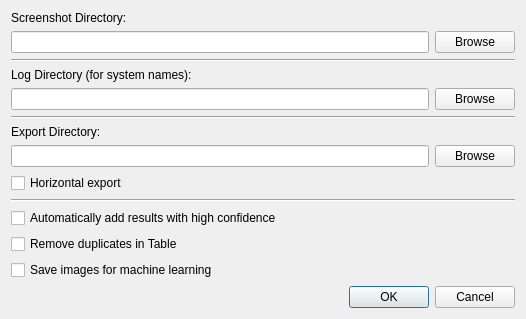
This is settingsUI.ui in seeebek/EliteOCR as Qt 5 draws it before an edit. The edited form follows.
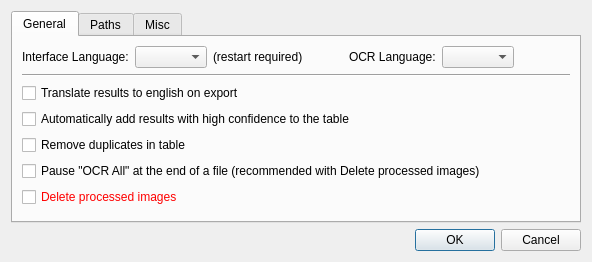
This is the edited form. Icons and pictures are not drawn.

```diff
--- a/settingsUI.ui
+++ b/settingsUI.ui
@@ -9,8 +9,8 @@
    <rect>
     <x>0</x>
     <y>0</y>
-    <width>526</width>
-    <height>312</height>
+    <width>592</width>
+    <height>262</height>
    </rect>
   </property>
   <property name="windowTitle">
@@ -20,8 +20,157 @@
    <iconset resource="res.qrc">
     <normaloff>:/ico/icon.ico</normaloff>:/ico/icon.ico</iconset>
   </property>
+  <layout class="QVBoxLayout" name="verticalLayout_3">
+   <item>
+    <widget class="QTabWidget" name="tabWidget">
+     <property name="currentIndex">
+      <number>0</number>
+     </property>
+     <widget class="QWidget" name="tab">
+      <attribute name="title">
+       <string>General</string>
+      </attribute>
+      <layout class="QVBoxLayout" name="verticalLayout_4">
+       <item>
+        <layout class="QHBoxLayout" name="horizontalLayout_4">
+         <item>
+          <widget class="QLabel" name="label_4">
+           <property name="text">
+            <string>Interface Language:</string>
+           </property>
+          </widget>
+         </item>
+         <item>
+          <widget class="QComboBox" name="ui_language"/>
+         </item>
+         <item>
+          <widget class="QLabel" name="label_6">
+           <property name="text">
+            <string>(restart required)</string>
+           </property>
+          </widget>
+         </item>
+         <item>
+          <spacer name="horizontalSpacer_2">
+           <property name="orientation">
+            <enum>Qt::Horizontal</enum>
+           </property>
+           <property name="sizeType">
+            <enum>QSizePolicy::Fixed</enum>
+           </property>
+           <property name="sizeHint" stdset="0">
+            <size>
+             <width>40</width>
+             <height>20</height>
+            </size>
+           </property>
+          </spacer>
+         </item>
+         <item>
+          <widget class="QLabel" name="label_5">
+           <property name="enabled">
+            <bool>true</bool>
+           </property>
+           <property name="text">
+            <string>OCR Language:</string>
+           </property>
+          </widget>
+         </item>
+         <item>
+          <widget class="QComboBox" name="ocr_language">
+           <property name="enabled">
+            <bool>true</bool>
+           </property>
+          </widget>
+         </item>
+         <item>
+          <spacer name="horizontalSpacer">
+           <property name="orientation">
+            <enum>Qt::Horizontal</enum>
+           </property>
+           <property name="sizeHint" stdset="0">
+            <size>
+             <width>40</width>
+             <height>20</height>
+            </size>
+           </property>
+          </spacer>
+         </item>
+        </layout>
+       </item>
+       <item>
   <layout class="QVBoxLayout" name="verticalLayout_2">
    <item>
+          <widget class="Line" name="line">
+           <property name="orientation">
+            <enum>Qt::Horizontal</enum>
+           </property>
+          </widget>
+         </item>
+         <item>
+          <widget class="QCheckBox" name="translate_results">
+           <property name="text">
+            <string>Translate results to english on export</string>
+           </property>
+          </widget>
+         </item>
+         <item>
+          <widget class="QCheckBox" name="auto_fill">
+           <property name="text">
+            <string>Automatically add results with high confidence to the table</string>
+           </property>
+          </widget>
+         </item>
+         <item>
+          <widget class="QCheckBox" name="remove_dupli">
+           <property name="text">
+            <string>Remove duplicates in table</string>
+           </property>
+          </widget>
+         </item>
+         <item>
+          <widget class="QCheckBox" name="pause_at_end">
+           <property name="text">
+            <string>Pause &quot;OCR All&quot; at the end of a file (recommended with Delete processed images)</string>
+           </property>
+           <property name="checked">
+            <bool>false</bool>
+           </property>
+          </widget>
+         </item>
+         <item>
+          <widget class="QCheckBox" name="delete_files">
+           <property name="styleSheet">
+            <string notr="true">color: rgb(255, 0, 0);</string>
+           </property>
+           <property name="text">
+            <string>Delete processed images</string>
+           </property>
+          </widget>
+         </item>
+        </layout>
+       </item>
+       <item>
+        <spacer name="verticalSpacer_2">
+         <property name="orientation">
+          <enum>Qt::Vertical</enum>
+         </property>
+         <property name="sizeHint" stdset="0">
+          <size>
+           <width>20</width>
+           <height>40</height>
+          </size>
+         </property>
+        </spacer>
+       </item>
+      </layout>
+     </widget>
+     <widget class="QWidget" name="tab_2">
+      <attribute name="title">
+       <string>Paths</string>
+      </attribute>
+      <layout class="QVBoxLayout" name="verticalLayout_5">
+       <item>
     <layout class="QVBoxLayout" name="verticalLayout">
      <item>
       <widget class="QLabel" name="label">
@@ -106,6 +255,35 @@
        </item>
       </layout>
      </item>
+        </layout>
+       </item>
+       <item>
+        <spacer name="verticalSpacer_3">
+         <property name="orientation">
+          <enum>Qt::Vertical</enum>
+         </property>
+         <property name="sizeHint" stdset="0">
+          <size>
+           <width>20</width>
+           <height>40</height>
+          </size>
+         </property>
+        </spacer>
+       </item>
+      </layout>
+     </widget>
+     <widget class="QWidget" name="tab_3">
+      <attribute name="title">
+       <string>Misc</string>
+      </attribute>
+      <layout class="QVBoxLayout" name="verticalLayout_6">
+       <item>
+        <widget class="QCheckBox" name="native_dialog">
+         <property name="text">
+          <string>Use native file dialog (might ignore default paths)</string>
+         </property>
+        </widget>
+       </item>
      <item>
       <widget class="QCheckBox" name="horizontal_exp">
        <property name="text">
@@ -114,37 +292,38 @@
       </widget>
      </item>
      <item>
-      <widget class="Line" name="line">
-       <property name="orientation">
-        <enum>Qt::Horizontal</enum>
-       </property>
-      </widget>
-     </item>
-     <item>
-      <widget class="QCheckBox" name="auto_fill">
+        <widget class="QCheckBox" name="updates_check">
        <property name="text">
-        <string>Automatically add results with high confidence</string>
-       </property>
-      </widget>
-     </item>
-     <item>
-      <widget class="QCheckBox" name="remove_dupli">
-       <property name="text">
-        <string>Remove duplicates in Table</string>
+          <string>Check for updates on startup</string>
        </property>
       </widget>
      </item>
      <item>
       <widget class="QCheckBox" name="create_nn_images">
        <property name="text">
-        <string>Save images for machine learning</string>
+          <string>Save images for machine learning (not used currently)</string>
        </property>
        <property name="checked">
         <bool>false</bool>
        </property>
       </widget>
      </item>
-    </layout>
+       <item>
+        <spacer name="verticalSpacer">
+         <property name="orientation">
+          <enum>Qt::Vertical</enum>
+         </property>
+         <property name="sizeHint" stdset="0">
+          <size>
+           <width>20</width>
+           <height>40</height>
+          </size>
+         </property>
+        </spacer>
+       </item>
+      </layout>
+     </widget>
+    </widget>
    </item>
    <item>
     <widget class="QDialogButtonBox" name="buttonBox">
```
Lines whose indentation alone changed are shown as unchanged.
